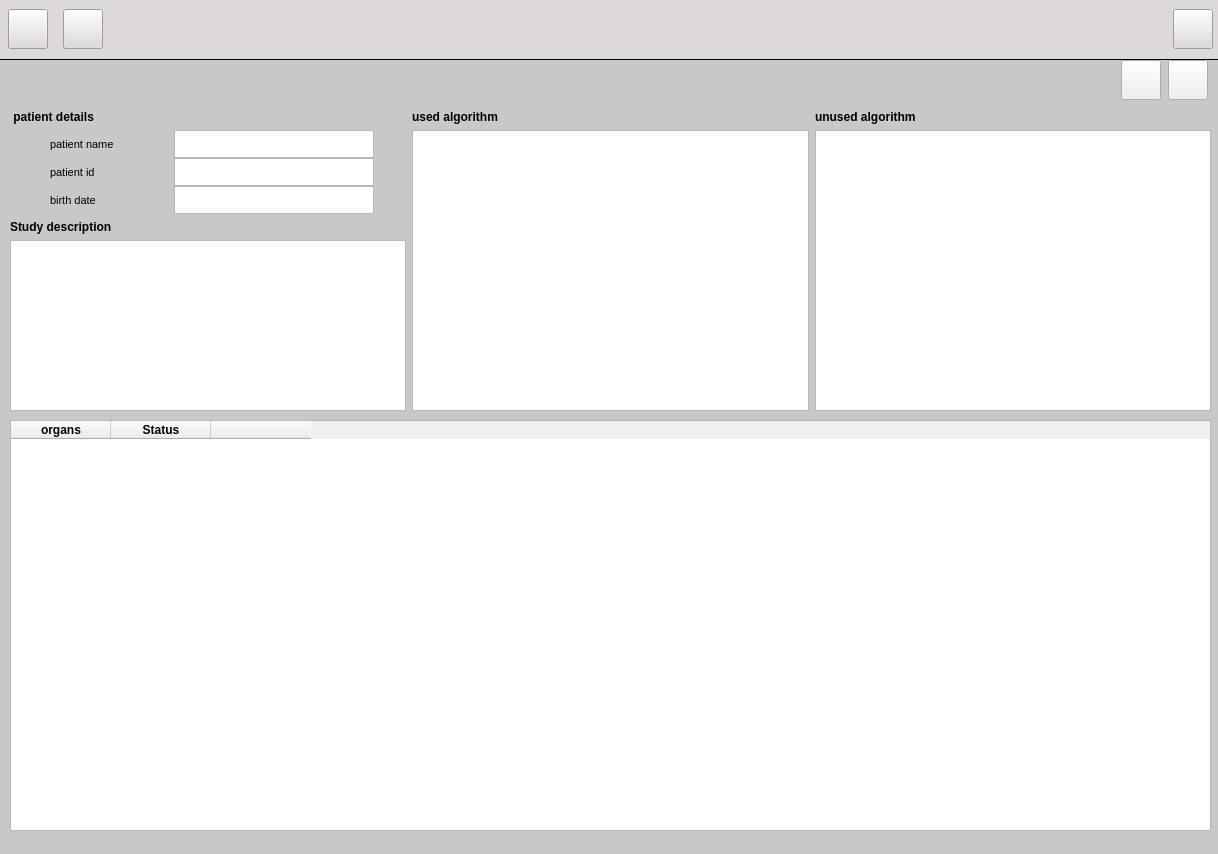
alireza-da/TraumaDetectionProject, file src/page2.ui: the form before one commit.
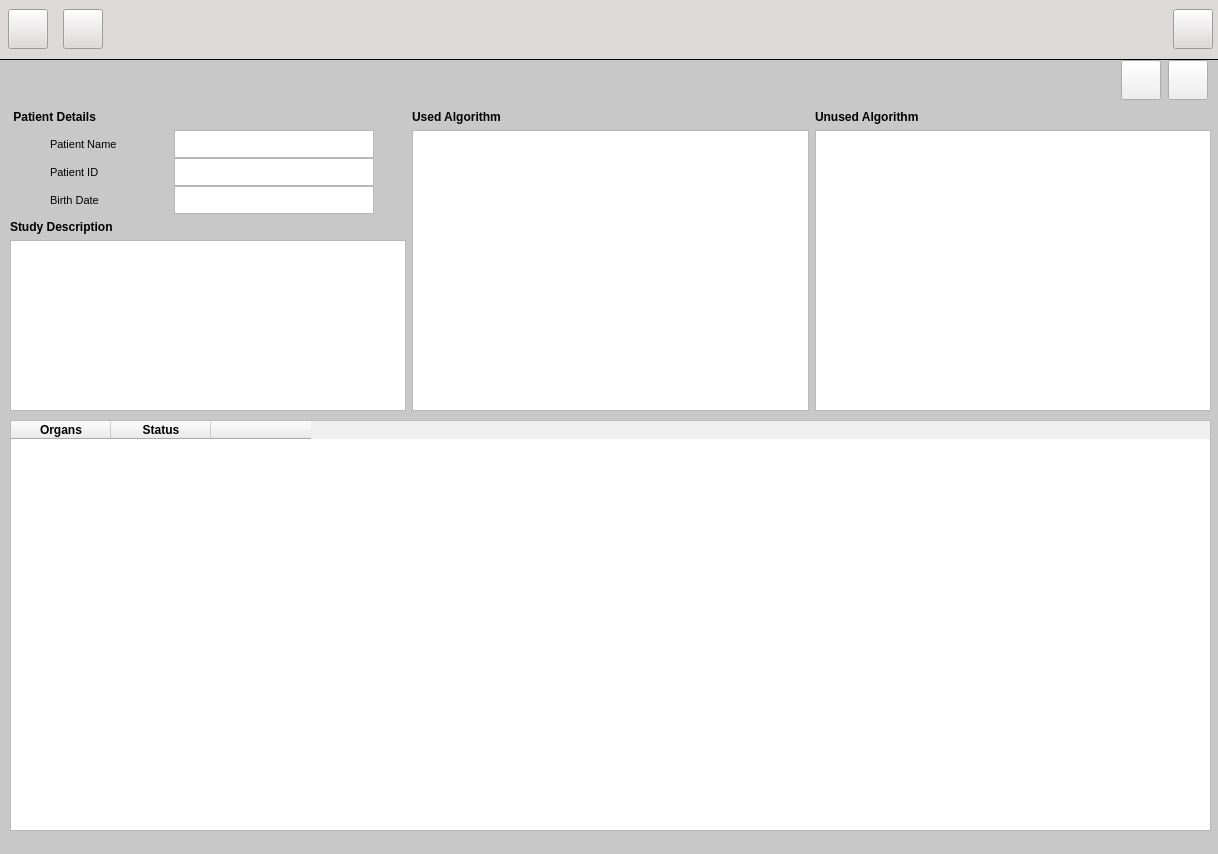
The form after the commit.

```diff
--- a/src/page2.ui
+++ b/src/page2.ui
@@ -146,7 +146,7 @@
  font-weight:500;</string>
            </property>
            <property name="text">
-            <string> patient details</string>
+            <string> Patient Details</string>
            </property>
            <property name="margin">
             <number>5</number>
@@ -178,7 +178,7 @@
 </string>
              </property>
              <property name="text">
-              <string>patient id</string>
+              <string>Patient ID</string>
              </property>
             </widget>
            </item>
@@ -206,7 +206,7 @@
 </string>
              </property>
              <property name="text">
-              <string>patient name</string>
+              <string>Patient Name</string>
              </property>
              <property name="alignment">
               <set>Qt::AlignLeading|Qt::AlignLeft|Qt::AlignVCenter</set>
@@ -239,7 +239,7 @@
 font-size:8pt;</string>
              </property>
              <property name="text">
-              <string>birth date</string>
+              <string>Birth Date</string>
              </property>
              <property name="margin">
               <number>0</number>
@@ -273,7 +273,7 @@
  font-weight:500;</string>
              </property>
              <property name="text">
-              <string>Study description</string>
+              <string>Study Description</string>
              </property>
              <property name="margin">
               <number>5</number>
@@ -302,7 +302,7 @@
  font-weight:500;</string>
            </property>
            <property name="text">
-            <string>used algorithm</string>
+            <string>Used Algorithm</string>
            </property>
            <property name="margin">
             <number>5</number>
@@ -329,7 +329,7 @@
  font-weight:500;</string>
            </property>
            <property name="text">
-            <string>unused algorithm</string>
+            <string>Unused Algorithm</string>
            </property>
            <property name="margin">
             <number>5</number>
@@ -401,7 +401,7 @@
     </property>
     <column>
      <property name="text">
-      <string>organs</string>
+      <string>Organs</string>
      </property>
     </column>
     <column>
```
